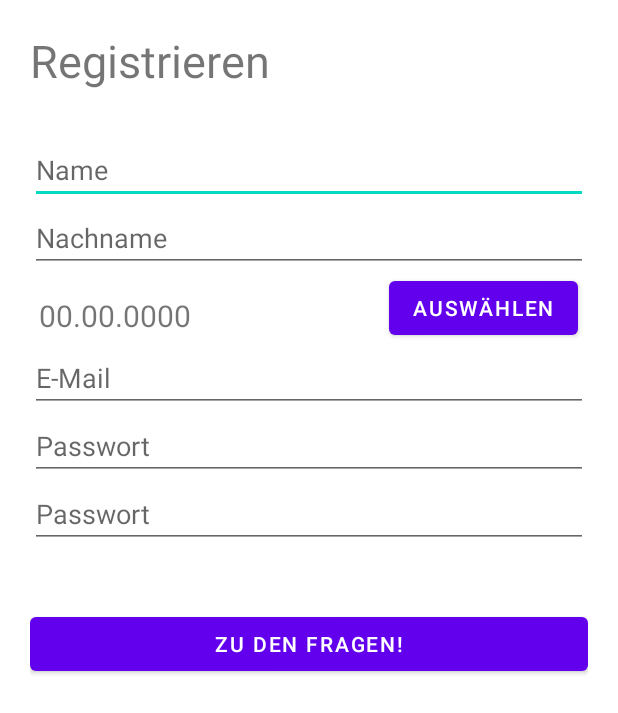
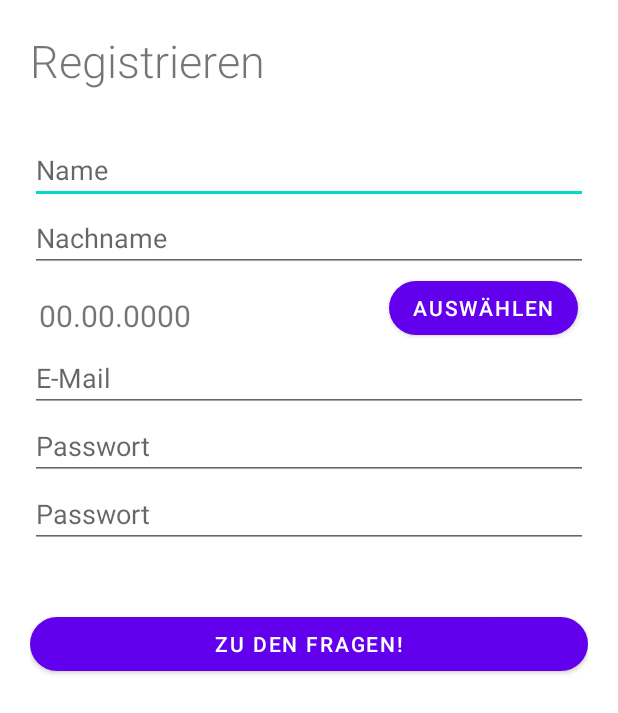
Before and after one commit to LennardF/Blind-Love, an Android app: the screen it shows after launch (registrierung), after a tap on "REGISTRIEREN", on a phone screen of 412 x 824 dp. Shown: the top 713 px of the screen. Run offline under Robolectric (Android 15) with nearby library versions, the phone set to English and light mode, and no system bars; 1 statement that could not run was skipped.

```diff
--- a/app/src/main/java/eu/application/blindlove/MainActivity.kt
+++ b/app/src/main/java/eu/application/blindlove/MainActivity.kt
@@ -1,17 +1,52 @@
 package eu.application.blindlove
 
+import android.app.AlertDialog
 import android.content.Intent
 import androidx.appcompat.app.AppCompatActivity
 import android.os.Bundle
 import android.widget.Button
+import android.widget.Toast
+import java.sql.*
+import java.util.*
 
 class MainActivity : AppCompatActivity() {
+
+    data class User(val id: Int, val name: String)
+    private val jdbcUrl = "jdbc:mysql://127.0.0.1:3306/BlindLove?"
+
     override fun onCreate(savedInstanceState: Bundle?) {
+
+        val builder: AlertDialog.Builder = this.let {
+            AlertDialog.Builder(it)
+        }
+
         super.onCreate(savedInstanceState)
         setContentView(R.layout.activity_main)
 
         val regist: Button = findViewById(R.id.registrieren)
 
+        //Create Connection to the Database Server, so the User can log in
+        try {
+            Class.forName("com.mysql.jdbc.Driver").newInstance()
+            val connection = DriverManager
+                .getConnection("jdbc:mysql://localhost:3306/BlindLove?", "root", "NEWPASS")
+
+            Toast.makeText(
+                this,
+                "${connection.isValid(0)}", Toast.LENGTH_SHORT
+
+            ).show()
+        }catch (ex: SQLException) {
+            this.let {
+                builder.setMessage("Could not Create Connection to Database")
+                    ?.setTitle("Database Error")
+
+                builder.create()
+                builder.show()
+            }
+        }
+
+        // if the User have no Account, register
         regist.setOnClickListener {
             val intent = Intent(this, registrierung::class.java)
             startActivity(intent)
--- a/app/src/main/res/layout/activity_registrierung.xml
+++ b/app/src/main/res/layout/activity_registrierung.xml
@@ -11,23 +11,29 @@
     <TextView
         android:layout_width="match_parent"
         android:layout_height="wrap_content"
+        android:fontFamily="sans-serif-light"
         android:text="@string/registrieren"
-        android:textSize="30sp"/>
+        android:textSize="30sp" />
 
     <EditText
         android:id="@+id/Name"
         android:layout_width="match_parent"
         android:layout_height="wrap_content"
-        android:hint="Name"
-        android:paddingTop="40dp"/>
+        android:hint="@string/name"
+        android:paddingTop="40dp"
+        android:singleLine="true"
+        android:inputType="text"
+        android:autofillHints="name"/>
 
     <EditText
         android:id="@+id/nachname"
         android:layout_width="match_parent"
         android:layout_height="wrap_content"
-        android:hint="Nachname"
-        android:paddingTop="10dp"/>
-
+        android:hint="@string/nachname"
+        android:paddingTop="10dp"
+        android:singleLine="true"
+        android:inputType="text"
+        android:autofillHints="nachname"/>
 
     <LinearLayout
         android:layout_width="match_parent"
@@ -50,7 +56,8 @@
             android:id="@+id/birthdate"
             android:layout_width="wrap_content"
             android:layout_height="wrap_content"
-            android:text="@string/ausw_hlen" />
+            android:text="@string/ausw_hlen"
+            app:cornerRadius="50dp" />
 
     </LinearLayout>
 
@@ -59,27 +66,33 @@
         android:layout_width="match_parent"
         android:layout_height="wrap_content"
         android:ems="10"
+        android:hint="@string/e_mail"
         android:inputType="textEmailAddress"
-        android:hint="@string/e_mail"
-        android:paddingTop="10dp"/>
+        android:paddingTop="10dp"
+        android:singleLine="true"
+        android:autofillHints="emailAddress"/>
 
     <EditText
         android:id="@+id/password1"
         android:layout_width="match_parent"
         android:layout_height="wrap_content"
         android:ems="10"
+        android:hint="@string/passwort"
         android:inputType="textPassword"
-        android:hint="@string/passwort"
-        android:paddingTop="10dp"/>
+        android:paddingTop="10dp"
+        android:singleLine="true"
+        android:autofillHints="password"/>
 
     <EditText
         android:id="@+id/password2"
         android:layout_width="match_parent"
         android:layout_height="wrap_content"
         android:ems="10"
+        android:hint="@string/passwort"
         android:inputType="textPassword"
-        android:hint="@string/passwort"
-        android:paddingTop="10dp"/>
+        android:paddingTop="10dp"
+        android:singleLine="true"
+        android:autofillHints="password"/>
 
     <LinearLayout
         android:layout_width="match_parent"
@@ -91,8 +104,9 @@
             android:id="@+id/next"
             android:layout_width="match_parent"
             android:layout_height="wrap_content"
-            android:text="Zu den Fragen!"
-            android:gravity="center" />
+            android:gravity="center"
+            android:text="@string/zu_den_fragen"
+            app:cornerRadius="50dp" />
 
     </LinearLayout>
 
--- a/app/src/main/res/values/strings.xml
+++ b/app/src/main/res/values/strings.xml
@@ -10,4 +10,7 @@
     <string name="fertig">Fertig</string>
     <string name="ausw_hlen">Auswählen</string>
     <string name="_00_00_0000">00.00.0000</string>
+    <string name="nachname">Nachname</string>
+    <string name="name">Name</string>
+    <string name="zu_den_fragen">Zu den Fragen!</string>
 </resources>
```
Also changed, not shown: app/build.gradle (+6 -5 lines), app/src/main/res/layout/activity_main.xml (+7 -4 lines).
